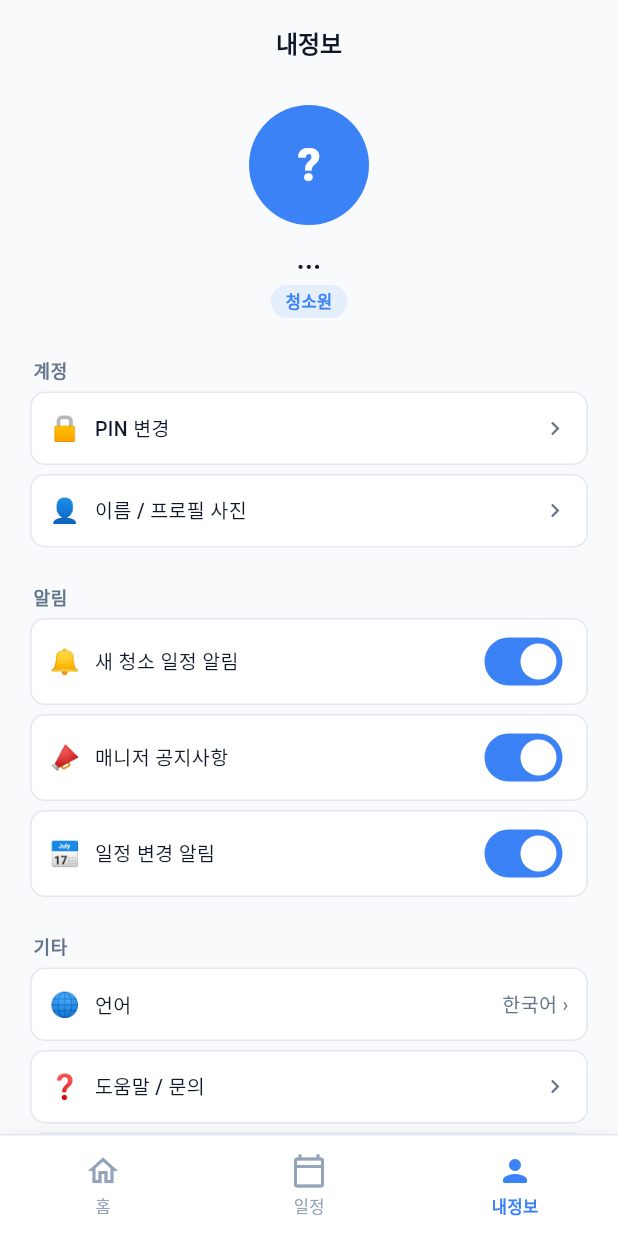
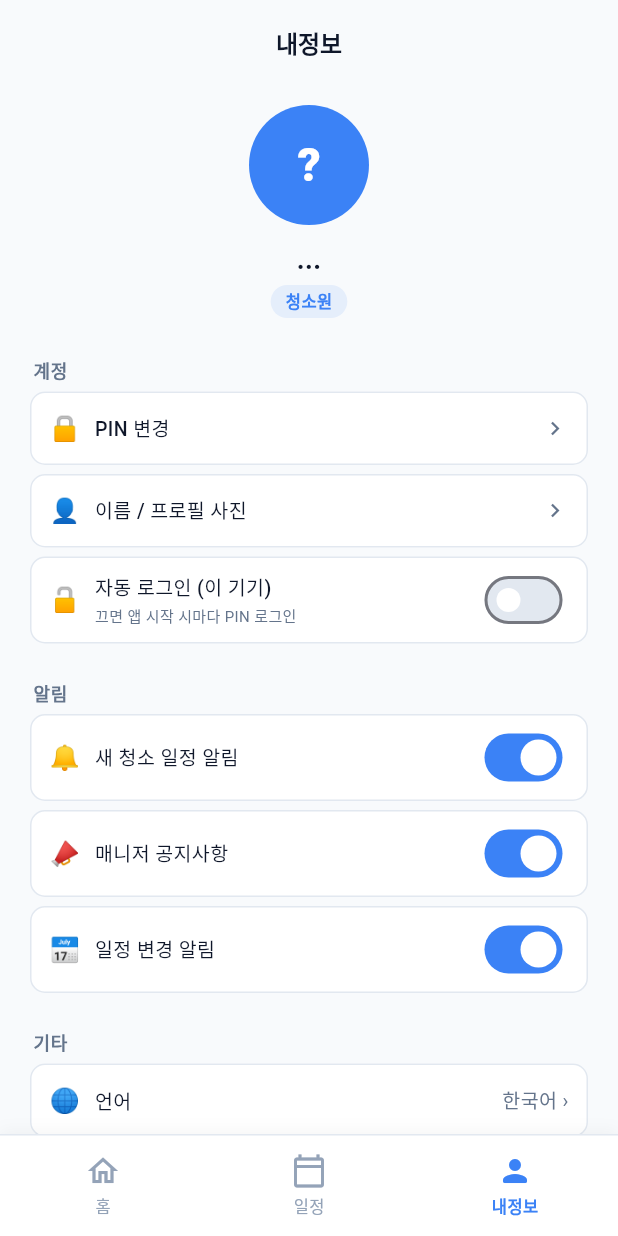
Before and after one commit to yksh050505-crypto/SolenStay, a Flutter app: the ProfilePage screen opened by its route, on a phone screen of 412 x 824 dp. Run offline on Flutter 3.47's test engine with Material 3 defaults, Android fonts, the phone set to English and light mode, and no system bars; our stand-ins replace cached_network_image, cloud_firestore, cloud_functions, firebase_auth, firebase_core, firebase_messaging and 5 more; missing offline and left inert: dart:js_interop; accounts and stored records are empty; network calls fail; Roboto replaces fonts that are missing (Pretendard Variable).

Commit message:
feat(auth): 앱 시작 시 자동 로그아웃 + '자동 로그인(이 기기)' 토글
기본 동작:
- 앱 cold start 시 강제 signOut → 매번 PIN 로그인 화면부터
- 보안: 폰을 다른 사람이 열어도 PIN 없이 접근 불가

옵션:
- 내정보 → 계정 → '🔓 자동 로그인 (이 기기)' 토글
- 켜면 다음 시작부터 세션 유지 (자동 진입)
- SharedPreferences에 디바이스별 저장 (다른 기기엔 적용 안 됨)
- 토글 변경 시 안내 스낵바 표시

Co-Authored-By: Claude Opus 4.7 <noreply@anthropic.com>

```diff
--- a/app/lib/features/profile/profile_page.dart
+++ b/app/lib/features/profile/profile_page.dart
@@ -5,12 +5,14 @@ import 'package:flutter_riverpod/flutter_riverpod.dart';
 import 'package:firebase_auth/firebase_auth.dart';
 import 'package:go_router/go_router.dart';
 import 'package:image_picker/image_picker.dart';
+import 'package:shared_preferences/shared_preferences.dart';
 
 import '../../core/constants.dart';
 import '../../core/l10n.dart';
 import '../../core/theme.dart';
 import '../../data/models.dart';
 import '../../data/services.dart';
+import '../../main.dart' show kPrefAutoLogin;
 import '../shared/bottom_nav.dart';
 
 /// 알림 prefs 키 — 백엔드와 동일하게 유지
@@ -93,6 +95,8 @@ class ProfilePage extends ConsumerWidget {
               label: l.t('이름 / 프로필 사진', 'Name / Profile photo'),
               onTap: user == null ? null : () => _editProfileDialog(context, ref, user),
             ),
+            // 자동 로그인 토글 (디바이스별 SharedPreferences에 저장)
+            _AutoLoginToggle(l: l),
             const SizedBox(height: 14),
 
             // 알림 — 각 토글이 사용자 prefs(notificationPrefs.{key})에 저장됨
@@ -457,6 +461,94 @@ class ProfilePage extends ConsumerWidget {
 }
 
 /// 프로필 아바타 — 사진이 있으면 사진, 없으면 이름 첫 글자
+/// 디바이스별 자동 로그인 토글 — SharedPreferences에 'auto_login_enabled' 저장.
+/// 켜면 앱 시작 시 로그인 유지(자동 진입), 끄면(기본) 매번 PIN 로그인.
+class _AutoLoginToggle extends StatefulWidget {
+  final L10n l;
+  const _AutoLoginToggle({required this.l});
+  @override
+  State<_AutoLoginToggle> createState() => _AutoLoginToggleState();
+}
+
+class _AutoLoginToggleState extends State<_AutoLoginToggle> {
+  bool? _value;
+
+  @override
+  void initState() {
+    super.initState();
+    _load();
+  }
+
+  Future<void> _load() async {
+    final prefs = await SharedPreferences.getInstance();
+    if (mounted) setState(() => _value = prefs.getBool(kPrefAutoLogin) ?? false);
+  }
+
+  Future<void> _set(bool v) async {
+    setState(() => _value = v);
+    final prefs = await SharedPreferences.getInstance();
+    await prefs.setBool(kPrefAutoLogin, v);
+    if (mounted) {
+      ScaffoldMessenger.of(context).showSnackBar(
+        SnackBar(
+          content: Text(v
+              ? widget.l.t('자동 로그인 켜짐 — 다음부터 앱 시작 시 바로 진입',
+                  'Auto sign-in ON — opens app directly next time')
+              : widget.l.t('자동 로그인 꺼짐 — 앱 시작 시 PIN 로그인 화면',
+                  'Auto sign-in OFF — PIN login required on each start')),
+          duration: const Duration(seconds: 2),
+        ),
+      );
+    }
+  }
+
+  @override
+  Widget build(BuildContext context) {
+    return Padding(
+      padding: const EdgeInsets.only(bottom: 6),
+      child: Container(
+        padding: const EdgeInsets.symmetric(horizontal: 12, vertical: 8),
+        decoration: BoxDecoration(
+          color: AppColors.panel,
+          borderRadius: BorderRadius.circular(10),
+          border: Border.all(color: AppColors.line),
+        ),
+        child: Row(
+          children: [
+            const Text('🔓', style: TextStyle(fontSize: 16)),
+            const SizedBox(width: 10),
+            Expanded(
+              child: Column(
+                crossAxisAlignment: CrossAxisAlignment.start,
+                children: [
+                  Text(
+                    widget.l.t('자동 로그인 (이 기기)', 'Auto sign-in (this device)'),
+                    style: const TextStyle(fontSize: 13, fontWeight: FontWeight.w500),
+                  ),
+                  const SizedBox(height: 2),
+                  Text(
+                    widget.l.t('끄면 앱 시작 시마다 PIN 로그인', 'When off, PIN required on each app start'),
+                    style: const TextStyle(fontSize: 10, color: AppColors.muted),
+                  ),
+                ],
+              ),
+            ),
+            Switch(
+              value: _value ?? false,
+              onChanged: _value == null ? null : _set,
+              activeColor: Colors.white,
+              activeTrackColor: AppColors.branch1,
+              inactiveThumbColor: Colors.white,
+              inactiveTrackColor: AppColors.line,
+              materialTapTargetSize: MaterialTapTargetSize.shrinkWrap,
+            ),
+          ],
+        ),
+      ),
+    );
+  }
+}
+
 class _Avatar extends StatelessWidget {
   final String name;
   final String? photoUrl;
```
Also changed, not shown: app/lib/main.dart (+15 -0 lines).
